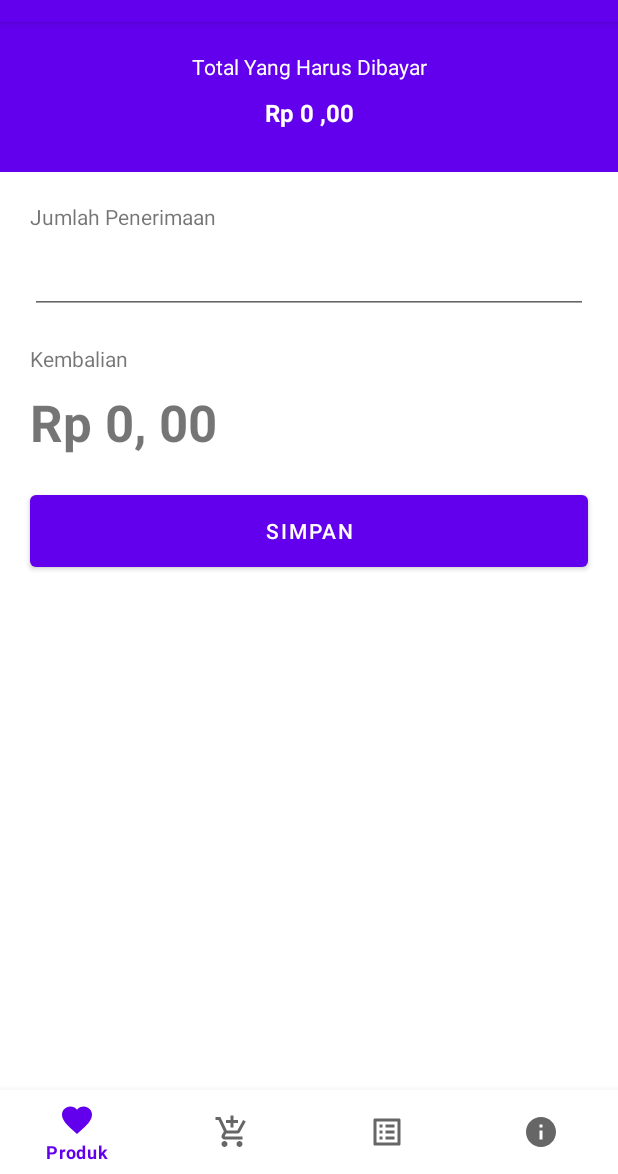
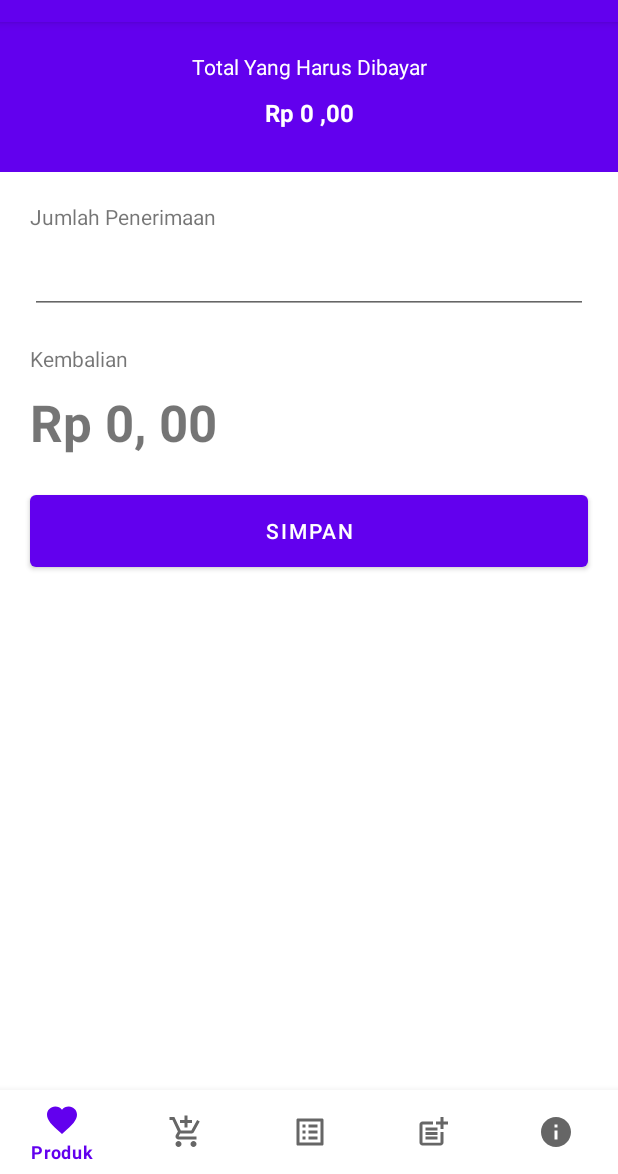
Before and after one commit to NaufalAns/pcs-pos-app, an Android app: the TransaksiFragment screen opened through its navigation route, after a tap on "BAYAR", on a phone screen of 412 x 824 dp, the part 62-1236 px from its top. Run offline under Robolectric (Android 15) with nearby library versions, the phone set to English and light mode, and no system bars; our stand-ins replace navigation-ui; 3 statements that could not run were skipped.

Commit message:
add(product-supplier): feature buy product from supplier

```diff
--- a/app/src/main/java/com/aplikasi/apptokosi01/BayarFragment.kt
+++ b/app/src/main/java/com/aplikasi/apptokosi01/BayarFragment.kt
@@ -73,7 +73,7 @@ class BayarFragment : Fragment() {
 
         val btnSimpanBayar = view.findViewById<Button>(R.id.btnSimpanBayar)
         btnSimpanBayar.setOnClickListener{
-            api.postTransaksi(token.toString(), adminId.toString().toInt(), total.toString().toInt()).enqueue(object : Callback<TransaksiResponsePost>{
+            api.postTransaksi(token.toString(), adminId.toString().toInt(), total.toString().toInt(), "penjualan").enqueue(object : Callback<TransaksiResponsePost>{
                 override fun onResponse(
                     call: Call<TransaksiResponsePost>,
                     response: Response<TransaksiResponsePost>
--- a/app/src/main/java/com/aplikasi/apptokosi01/LaporanFragment.kt
+++ b/app/src/main/java/com/aplikasi/apptokosi01/LaporanFragment.kt
@@ -10,10 +10,7 @@ import android.widget.TextView
 import androidx.recyclerview.widget.LinearLayoutManager
 import androidx.recyclerview.widget.RecyclerView
 import com.aplikasi.apptokosi01.adapter.LaporanAdapter
-import com.aplikasi.apptokosi01.adapter.ProdukAdapter
-import com.aplikasi.apptokosi01.adapter.TransaksiAdapter
 import com.aplikasi.apptokosi01.api.BaseRetrofit
-import com.aplikasi.apptokosi01.response.produk.ProdukResponse
 import com.aplikasi.apptokosi01.response.transaksi.TransaksiResponse
 import retrofit2.Call
 import retrofit2.Callback
@@ -42,10 +39,11 @@ class LaporanFragment : Fragment() {
                 call: Call<TransaksiResponse>,
                 response: Response<TransaksiResponse>
             ) {
+                Log.d("TransaksiData",response.body().toString())
                 val rv = view.findViewById(R.id.rv_laporan) as RecyclerView
 
                 val txtTotalPendapatan = view.findViewById(R.id.txtTotalPendapatan) as TextView
-                val totalPendapatan = response.body()!!.data.total
+                val totalPendapatan = response.body()!!.data.pendapatan_bersih
 
                 val localeID = Locale("in", "ID")
                 val numberFormat = NumberFormat.getCurrencyInstance(localeID)
--- a/app/src/main/java/com/aplikasi/apptokosi01/ProdukFormFragment.kt
+++ b/app/src/main/java/com/aplikasi/apptokosi01/ProdukFormFragment.kt
@@ -79,7 +79,7 @@ class ProdukFormFragment : Fragment() {
                     }
                 })
             } else {
-                api.postProduk(token.toString(), adminId.toString().toInt(), txtNama.text.toString(), txtHarga.text.toString().toInt(), txtStok.text.toString().toInt()).enqueue(object :
+                api.postProduk(token.toString(), adminId.toString().toInt(), txtNama.text.toString(), txtHarga.text.toString().toInt(), txtStok.text.toString().toInt(), 0).enqueue(object :
                     Callback<ProdukResponsePost> {
                     override fun onResponse(
                         call: Call<ProdukResponsePost>,
--- a/app/src/main/java/com/aplikasi/apptokosi01/TransaksiFragment.kt
+++ b/app/src/main/java/com/aplikasi/apptokosi01/TransaksiFragment.kt
@@ -23,33 +23,11 @@ import java.text.NumberFormat
 import java.util.*
 import kotlin.collections.ArrayList
 
-// TODO: Rename parameter arguments, choose names that match
-// the fragment initialization parameters, e.g. ARG_ITEM_NUMBER
-private const val ARG_PARAM1 = "param1"
-private const val ARG_PARAM2 = "param2"
-
-/**
- * A simple [Fragment] subclass.
- * Use the [TransaksiFragment.newInstance] factory method to
- * create an instance of this fragment.
- */
 class TransaksiFragment : Fragment() {
 
     private val api by lazy { BaseRetrofit().endpoint }
     private lateinit var my_cart : ArrayList<Cart>
     private lateinit var total_bayar : String
-
-    // TODO: Rename and change types of parameters
-    private var param1: String? = null
-    private var param2: String? = null
-
-    override fun onCreate(savedInstanceState: Bundle?) {
-        super.onCreate(savedInstanceState)
-        arguments?.let {
-            param1 = it.getString(ARG_PARAM1)
-            param2 = it.getString(ARG_PARAM2)
-        }
-    }
 
     override fun onCreateView(
         inflater: LayoutInflater, container: ViewGroup?,
@@ -109,24 +87,4 @@ class TransaksiFragment : Fragment() {
             }
         })
     }
-
-    companion object {
-        /**
-         * Use this factory method to create a new instance of
-         * this fragment using the provided parameters.
-         *
-         * @param param1 Parameter 1.
-         * @param param2 Parameter 2.
-         * @return A new instance of fragment TransaksiFragment.
-         */
-        // TODO: Rename and change types and number of parameters
-        @JvmStatic
-        fun newInstance(param1: String, param2: String) =
-            TransaksiFragment().apply {
-                arguments = Bundle().apply {
-                    putString(ARG_PARAM1, param1)
-                    putString(ARG_PARAM2, param2)
-                }
-            }
-    }
 }
--- a/app/src/main/java/com/aplikasi/apptokosi01/adapter/LaporanAdapter.kt
+++ b/app/src/main/java/com/aplikasi/apptokosi01/adapter/LaporanAdapter.kt
@@ -13,7 +13,7 @@ import java.util.*
 class LaporanAdapter(val ListTransaksi : List<Transaksi>):RecyclerView.Adapter<LaporanAdapter.ViewHolder>() {
     override fun onCreateViewHolder(parent: ViewGroup, viewType: Int): ViewHolder {
         val view = LayoutInflater.from(parent.context).inflate(R.layout.item_laporan, parent, false)
-        return LaporanAdapter.ViewHolder(view)
+        return ViewHolder(view)
     }
 
     override fun onBindViewHolder(holder: ViewHolder, position: Int) {
--- a/app/src/main/java/com/aplikasi/apptokosi01/api/ApiEndPoint.kt
+++ b/app/src/main/java/com/aplikasi/apptokosi01/api/ApiEndPoint.kt
@@ -23,18 +23,35 @@ interface ApiEndPoint {
         @Header("Authorization") token: String
     ): Call<ProdukResponse>
 
+    @GET("produk_supplier")
+    fun getProdukSupplier(
+        @Header("Authorization") token: String
+    ): Call<ProdukResponse>
+
     @FormUrlEncoded
     @POST("transaksi")
     fun postTransaksi(
         @Header("Authorization") token : String,
         @Field("admin_id") admin_id : Int,
-        @Field("total") total : Int
+        @Field("total") total : Int,
+        @Field("type") type : String,
     ) : Call <TransaksiResponsePost>
 
     @FormUrlEncoded
     @POST("item_transaksi")
     fun postItemTransaksi(
         @Header("Authorization") token : String,
+        @Field("transaksi_id") transaksi_id : Int,
+        @Field("produk_id") produk_id : Int,
+        @Field("qty") qty : Int,
+        @Field("harga_saat_transaksi") harga_saat_transaksi : Int
+    ) : Call <ItemTransaksiResponsePost>
+
+    @FormUrlEncoded
+    @POST("item_transaksi_by_supplier")
+    fun postItemTransaksiSupplier(
+        @Header("Authorization") token : String,
+        @Field("admin_id") admin_id : Int,
         @Field("transaksi_id") transaksi_id : Int,
         @Field("produk_id") produk_id : Int,
         @Field("qty") qty : Int,
@@ -49,6 +66,7 @@ interface ApiEndPoint {
         @Field("nama") nama : String,
         @Field("harga") harga : Int,
         @Field("stok") stok : Int,
+        @Field("is_supplier") is_supplier : Int,
     ):Call<ProdukResponsePost>
 
     @FormUrlEncoded
@@ -68,6 +86,7 @@ interface ApiEndPoint {
         @Field("harga") harga : Int,
         @Field("stok") stok : Int,
     ):Call<ProdukResponsePost>
+
     @GET("transaksi_bulan_ini")
     fun getTransaksi(
         @Header("Authorization") token: String
--- a/app/src/main/java/com/aplikasi/apptokosi01/api/BaseRetrofit.kt
+++ b/app/src/main/java/com/aplikasi/apptokosi01/api/BaseRetrofit.kt
@@ -16,7 +16,9 @@ class BaseRetrofit {
                 .build()
 
             val retrofit = Retrofit.Builder()
-                .baseUrl("http://pcs.donnipra.com/index.php/api_pcs/")
+//                .baseUrl("http://pcs.donnipra.com/index.php/api_pcs/")
+//                .baseUrl("http://10.0.2.2/amikom/ci-pcs/index.php/api_pcs/")
+                .baseUrl("http://192.168.233.1/amikom/ci-pcs/index.php/api_pcs/")
                 .client(client)
                 .addConverterFactory(GsonConverterFactory.create())
                 .build()
--- a/app/src/main/java/com/aplikasi/apptokosi01/response/transaksi/Data.kt
+++ b/app/src/main/java/com/aplikasi/apptokosi01/response/transaksi/Data.kt
@@ -2,5 +2,6 @@ package com.aplikasi.apptokosi01.response.transaksi
 
 data class Data(
     val transaksi: List<Transaksi>,
-    val total: String
+    val pendapatan_kotor: Int,
+    val pendapatan_bersih: Int,
 )
--- /dev/null
+++ b/app/src/main/res/drawable/ic_baseline_post_add_24.xml
@@ -0,0 +1,9 @@
+<vector android:height="24dp" android:tint="#FFFFFF"
+    android:viewportHeight="24" android:viewportWidth="24"
+    android:width="24dp" xmlns:android="http://schemas.android.com/apk/res/android">
+    <path android:fillColor="@android:color/white" android:pathData="M17,19.22H5V7h7V5H5C3.9,5 3,5.9 3,7v12c0,1.1 0.9,2 2,2h12c1.1,0 2,-0.9 2,-2v-7h-2V19.22z"/>
+    <path android:fillColor="@android:color/white" android:pathData="M19,2h-2v3h-3c0.01,0.01 0,2 0,2h3v2.99c0.01,0.01 2,0 2,0V7h3V5h-3V2z"/>
+    <path android:fillColor="@android:color/white" android:pathData="M7,9h8v2h-8z"/>
+    <path android:fillColor="@android:color/white" android:pathData="M7,12l0,2l8,0l0,-2l-3,0z"/>
+    <path android:fillColor="@android:color/white" android:pathData="M7,15h8v2h-8z"/>
+</vector>
--- a/app/src/main/res/menu/bottom_nav.xml
+++ b/app/src/main/res/menu/bottom_nav.xml
@@ -14,6 +14,10 @@
         android:icon="@drawable/ic_baseline_list_alt_24"
         android:title="Laporan" />
     <item
+        android:id="@+id/produkSupplierFragment"
+        android:icon="@drawable/ic_baseline_post_add_24"
+        android:title="Produk Supplier" />
+    <item
         android:id="@+id/aboutFragment"
         android:icon="@drawable/ic_baseline_info_24"
         android:title="About" />
--- a/app/src/main/res/navigation/bottom_nav.xml
+++ b/app/src/main/res/navigation/bottom_nav.xml
@@ -52,4 +52,9 @@
             app:argType="string"
             app:nullable="true" />
     </fragment>
+    <fragment
+        android:id="@+id/produkSupplierFragment"
+        android:name="com.aplikasi.apptokosi01.ProdukSupplierFragment"
+        android:label="fragment_produk_supplier"
+        tools:layout="@layout/fragment_produk_supplier" />
 </navigation>
```
Also changed, not shown: app/src/main/java/com/aplikasi/apptokosi01/ProdukSupplierFragment.kt (added, +155 -0 lines), app/src/main/java/com/aplikasi/apptokosi01/adapter/ProdukSupplierAdapter.kt (added, +95 -0 lines), app/src/main/res/layout/fragment_produk_supplier.xml (added, +84 -0 lines), app/src/main/res/layout/item_produk_supplier.xml (added, +83 -0 lines).
